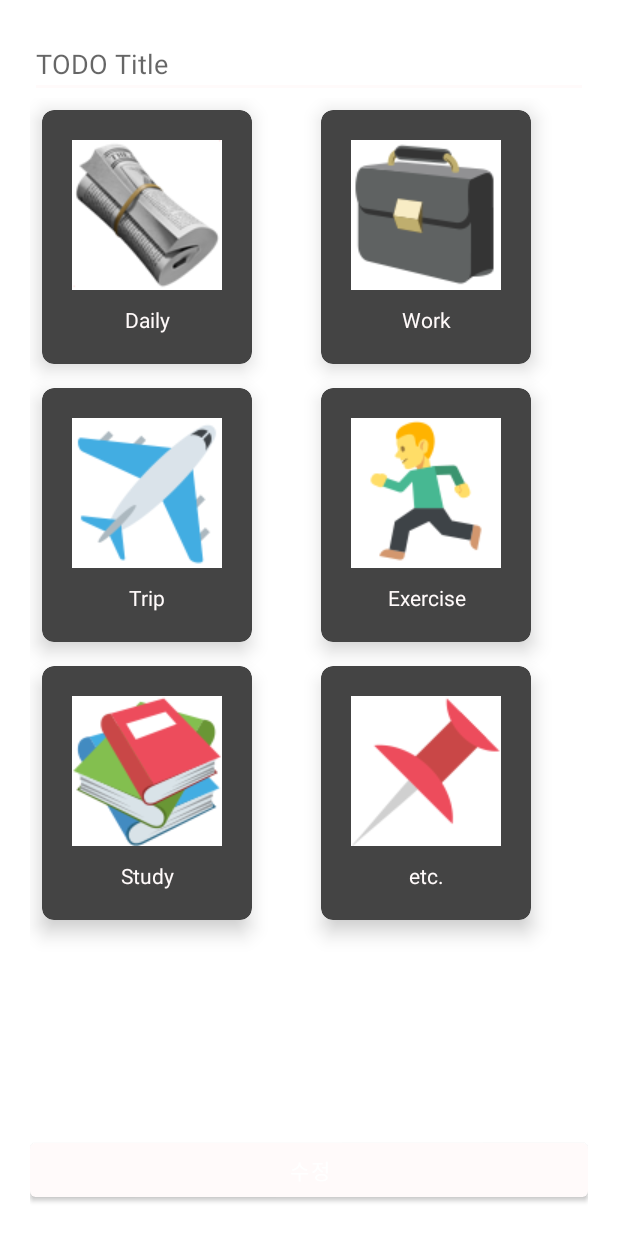
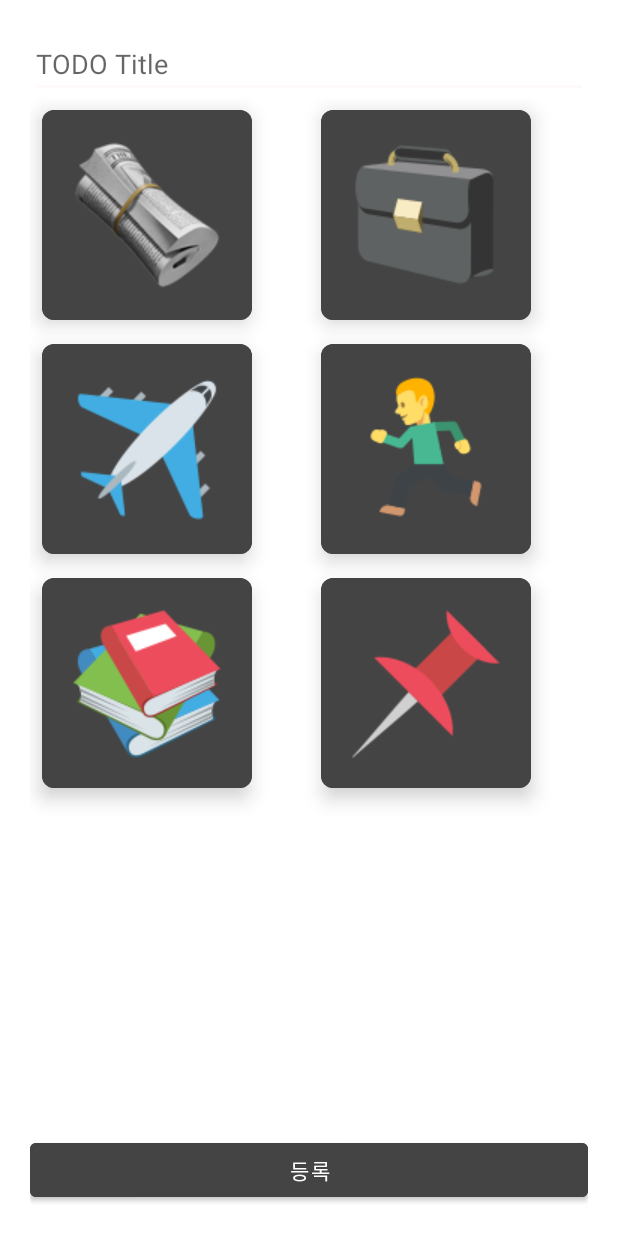
Before and after one commit to k-ye0415/TODOTh, an Android app: the ListAddActivity screen opened directly, with no data from a screen before it, on a phone screen of 412 x 824 dp. Run offline under Robolectric (Android 15) with nearby library versions, the phone set to English and light mode, and no system bars.

Commit message:
2022-06-20

```diff
--- a/TODOTh/app/src/main/java/com/ioad/todoth/activity/ListAddActivity.java
+++ b/TODOTh/app/src/main/java/com/ioad/todoth/activity/ListAddActivity.java
@@ -55,7 +55,6 @@ public class ListAddActivity extends AppCompatActivity {
         gridLayoutManager = new GridLayoutManager(ListAddActivity.this, 2);
         rvListAdd.setLayoutManager(gridLayoutManager);
 
-
         Intent intent = getIntent();
         if (intent != null) {
             listSeq = intent.getIntExtra("LIST_SEQ", 0);
@@ -63,8 +62,6 @@ public class ListAddActivity extends AppCompatActivity {
             typeIndex = intent.getIntExtra("TYPE_INDEX", 0);
             titleName = intent.getStringExtra("TITLE_NAME");
             status = intent.getStringExtra("STATUS");
-            etTitleName.setText(titleName);
-            btnListAdd.setText("수정");
             index = typeIndex;
             Log.e(TAG, "typeIndex " + typeIndex);
             Log.e(TAG, "status " + status);
@@ -72,6 +69,9 @@ public class ListAddActivity extends AppCompatActivity {
             if (status == null) {
                 status = "insert";
                 Log.e(TAG, "status " + status);
+            } else if (status.equals("update")) {
+                etTitleName.setText(titleName);
+                btnListAdd.setText("수정");
             }
         }
 
--- a/TODOTh/app/src/main/java/com/ioad/todoth/adapter/ListAddAdapter.java
+++ b/TODOTh/app/src/main/java/com/ioad/todoth/adapter/ListAddAdapter.java
@@ -2,6 +2,7 @@ package com.ioad.todoth.adapter;
 
 import android.content.Context;
 import android.graphics.Color;
+import android.os.Build;
 import android.util.Log;
 import android.util.SparseBooleanArray;
 import android.view.LayoutInflater;
@@ -9,6 +10,7 @@ import android.view.View;
 import android.view.ViewGroup;
 import android.widget.CompoundButton;
 import android.widget.ImageView;
+import android.widget.LinearLayout;
 import android.widget.RadioButton;
 import android.widget.RadioGroup;
 import android.widget.TextView;
@@ -68,12 +70,14 @@ public class ListAddAdapter extends RecyclerView.Adapter<ListAddAdapter.ViewHold
     @Override
     public void onBindViewHolder(@NonNull ViewHolder holder, int position) {
         holder.ivItemImage.setImageResource(items.get(position).getImage());
-        holder.tvItemText.setText(items.get(position).getName());
+//        holder.tvItemText.setText(items.get(position).getName());
 
-        if (mSelectedItems.get(position, false)) {
-            holder.ivItemImage.setBackgroundColor(Color.BLUE);
-        } else {
-            holder.ivItemImage.setBackgroundColor(Color.WHITE);
+        if (Build.VERSION.SDK_INT >= Build.VERSION_CODES.M) {
+            if (mSelectedItems.get(position, false)) {
+                holder.llListGroup.setBackgroundColor(mContext.getColor(R.color.base));
+            } else {
+                holder.llListGroup.setBackgroundColor(mContext.getColor(R.color.point));
+            }
         }
     }
 
@@ -86,9 +90,8 @@ public class ListAddAdapter extends RecyclerView.Adapter<ListAddAdapter.ViewHold
 
     public class ViewHolder extends RecyclerView.ViewHolder {
 
+        public LinearLayout llListGroup;
         public ImageView ivItemImage;
-        public TextView tvItemText;
-        public CardView cvLayout;
 
         public ViewHolder(@NonNull View itemView) {
             super(itemView);
@@ -98,12 +101,11 @@ public class ListAddAdapter extends RecyclerView.Adapter<ListAddAdapter.ViewHold
                 temp = typeIndex;
                 status = "";
             }
-            cvLayout = itemView.findViewById(R.id.cv_list_group);
+            llListGroup = itemView.findViewById(R.id.ll_list_group);
             ivItemImage = itemView.findViewById(R.id.iv_group_image);
-            tvItemText = itemView.findViewById(R.id.tv_list_group_name);
 
 
-            ivItemImage.setOnClickListener(new View.OnClickListener() {
+            llListGroup.setOnClickListener(new View.OnClickListener() {
                 @Override
                 public void onClick(View view) {
                     int position = getAdapterPosition();
--- a/TODOTh/app/src/main/java/com/ioad/todoth/common/DBHelper.java
+++ b/TODOTh/app/src/main/java/com/ioad/todoth/common/DBHelper.java
@@ -90,7 +90,7 @@ public class DBHelper extends SQLiteOpenHelper {
 
     public Cursor selectSearchData(String search) {
         db = getReadableDatabase();
-        String selectQuery = "SELECT L2.INDEX_NUM, L2.TYPE, L2.CONTENT " +
+        String selectQuery = "SELECT L2.INDEX_NUM, L2.TYPE, L2.TITLE_NAME, L2.CONTENT, L1.INDEX_NUM " +
                 "FROM LIST_GROUP as L1 " +
                 "JOIN TODO_LIST as L2 " +
                 "ON L1.TYPE = L2.TYPE " +
@@ -105,10 +105,10 @@ public class DBHelper extends SQLiteOpenHelper {
 
     public Cursor selectSearchFinishData(String search) {
         db = getReadableDatabase();
-        String selectQuery = "SELECT L2.INDEX_NUM, L2.TYPE, L2.CONTENT " +
+        String selectQuery = "SELECT L2.INDEX_NUM, L2.TYPE, L2.TITLE_NAME, L2.CONTENT, L1.INDEX_NUM " +
                 "FROM LIST_GROUP as L1 " +
                 "JOIN TODO_LIST as L2 " +
-                "ON L1.TYPE = L2.TITLE " +
+                "ON L1.TYPE = L2.TYPE " +
                 "WHERE (L2.TYPE || L2.CONTENT) LIKE '%" + search + "%'" +
                 "AND L1.DELETE_DATE IS NULL " +
                 "AND L2.DELETE_DATE IS NULL " +
--- a/TODOTh/app/src/main/res/layout/activity_list_add.xml
+++ b/TODOTh/app/src/main/res/layout/activity_list_add.xml
@@ -27,5 +27,6 @@
         android:layout_width="match_parent"
         android:layout_height="wrap_content"
         android:text="등록"
+        android:backgroundTint="@color/point"
         />
 </LinearLayout>
--- a/TODOTh/app/src/main/res/layout/delete_dialog_layout.xml
+++ b/TODOTh/app/src/main/res/layout/delete_dialog_layout.xml
@@ -32,6 +32,7 @@
             android:layout_weight="1"
             android:text="CANCEL"
             android:layout_marginRight="10dp"
+            android:backgroundTint="@color/point"
             />
         <Button
             android:id="@+id/btn_group_delete"
@@ -40,6 +41,7 @@
             android:layout_weight="1"
             android:text="OK"
             android:layout_marginLeft="10dp"
+            android:backgroundTint="@color/point"
             />
     </LinearLayout>
 
--- a/TODOTh/app/src/main/res/layout/group_list_add_item.xml
+++ b/TODOTh/app/src/main/res/layout/group_list_add_item.xml
@@ -17,6 +17,7 @@
     >
 
     <LinearLayout
+        android:id="@+id/ll_list_group"
         android:orientation="vertical"
         android:layout_width="wrap_content"
         android:layout_height="wrap_content"
@@ -32,14 +33,5 @@
             android:layout_height="wrap_content"
             android:src="@drawable/delete_icon"
              />
-        <TextView
-            android:id="@+id/tv_list_group_name"
-            android:layout_width="match_parent"
-            android:layout_height="wrap_content"
-            android:text="text"
-            android:gravity="center"
-            android:textColor="@color/base"
-            android:layout_marginTop="10dp"
-            />
     </LinearLayout>
 </androidx.cardview.widget.CardView>
--- a/TODOTh/app/src/main/res/layout/write_dialog_layout.xml
+++ b/TODOTh/app/src/main/res/layout/write_dialog_layout.xml
@@ -32,6 +32,7 @@
             android:layout_weight="1"
             android:text="CANCEL"
             android:layout_marginRight="10dp"
+            android:backgroundTint="@color/point"
             />
         <Button
             android:id="@+id/btn_item_add"
@@ -40,6 +41,7 @@
             android:layout_weight="1"
             android:text="OK"
             android:layout_marginLeft="10dp"
+            android:backgroundTint="@color/point"
             />
     </LinearLayout>
 
```
Also changed, not shown: TODOTh/app/src/main/java/com/ioad/todoth/activity/ListSearchActivity.java (+29 -9 lines), TODOTh/app/src/main/java/com/ioad/todoth/adapter/ListSearchAdapter.java (+7 -2 lines), TODOTh/app/src/main/java/com/ioad/todoth/bean/List.java (+12 -8 lines), TODOTh/app/src/main/java/com/ioad/todoth/common/Shared.java (added, +25 -0 lines), TODOTh/app/src/main/res/layout/search_list_item.xml (+13 -5 lines).
